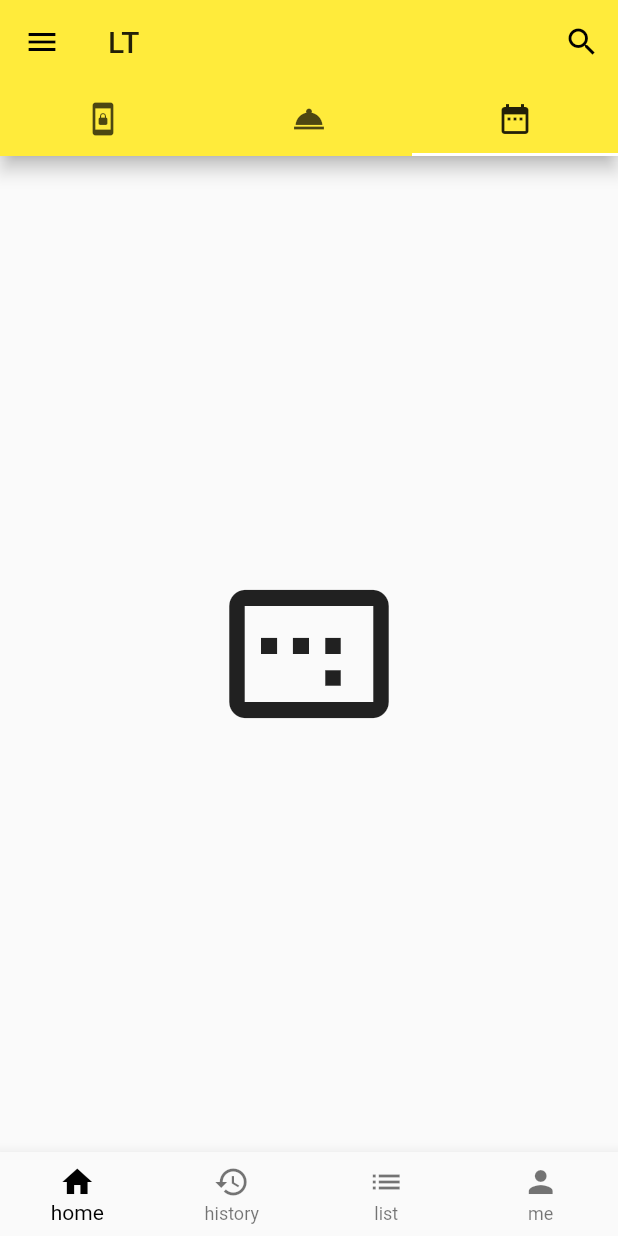
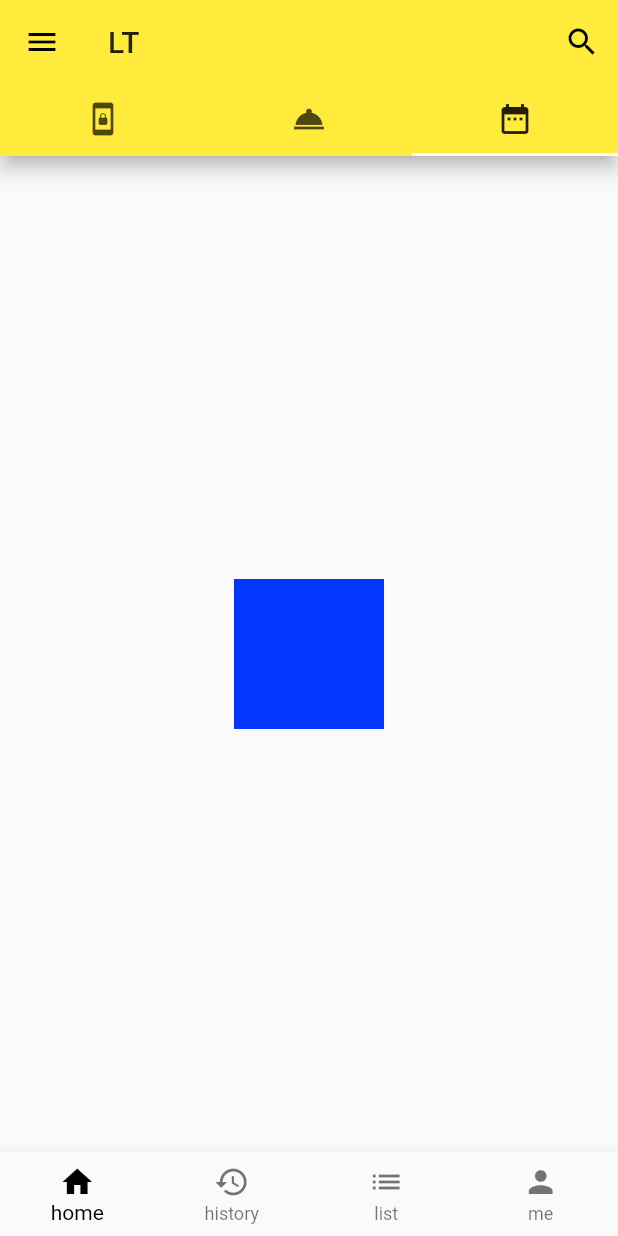
Before and after one commit to anhengchangyua/zy_flutter, a Flutter app: the screen it shows after launch, tab 3 chosen, on a phone screen of 412 x 824 dp. Run offline on Flutter 3.47's test engine with Material 2 defaults, Android fonts, the phone set to English and light mode, and no system bars; network calls fail.

Commit message:
add layout demo

```diff
--- /dev/null
+++ b/lib/demo/layout_demo.dart
@@ -0,0 +1,56 @@
+import 'package:flutter/material.dart';
+
+class LayoutDemo extends StatelessWidget {
+  @override
+  Widget build(BuildContext context) {
+    return Container(
+      child: Column(
+          mainAxisAlignment: MainAxisAlignment.center, //主轴
+          crossAxisAlignment: CrossAxisAlignment.center, //交叉轴
+          children: <Widget>[ConstrainedDemo()]),
+    );
+  }
+}
+
+class ConstrainedDemo extends StatelessWidget {
+  @override
+  Widget build(BuildContext context) {
+    return ConstrainedBox(
+      constraints: BoxConstraints(maxWidth: 100.0, minHeight: 100.0),
+      child: Container(
+        color: Color.fromRGBO(3, 54, 255, 1.0),
+      ),
+    );
+  }
+}
+
+class AspectRatioDemo extends StatelessWidget {
+  @override
+  Widget build(BuildContext context) {
+    return AspectRatio(
+      aspectRatio: 3.0 / 1.0,
+      child: Container(
+        color: Color.fromRGBO(3, 54, 255, 1.0),
+      ),
+    );
+  }
+}
+
+class IconBadge extends StatelessWidget {
+  final IconData icon;
+  final double size;
+  IconBadge(this.icon, {this.size = 22.0});
+
+  @override
+  Widget build(BuildContext context) {
+    return Container(
+        color: Colors.blue,
+        width: size + 60,
+        height: size + 60,
+        child: Icon(
+          icon,
+          size: size,
+          color: Colors.black,
+        ));
+  }
+}
--- a/lib/main.dart
+++ b/lib/main.dart
@@ -3,6 +3,7 @@ import 'demo/BottomNavigationBarDemo.dart';
 import 'demo/draw_demo.dart';
 import 'demo/ListViewDemo.dart';
 import 'demo/basic_demo.dart';
+import 'demo/layout_demo.dart';
 
 void main() => runApp(App());
 
@@ -48,14 +49,7 @@ class Home extends StatelessWidget {
             elevation: 5.0,
           ),
           body: TabBarView(
-            children: <Widget>[
-              ListViewDemo(),
-              BasicDemo(),
-              Icon(
-                Icons.image_aspect_ratio,
-                size: 128.0,
-              )
-            ],
+            children: <Widget>[ListViewDemo(), BasicDemo(), LayoutDemo()],
           ),
           drawer: DrawDemo(),
           bottomNavigationBar: BottomNavigationBarDemo(),
```
